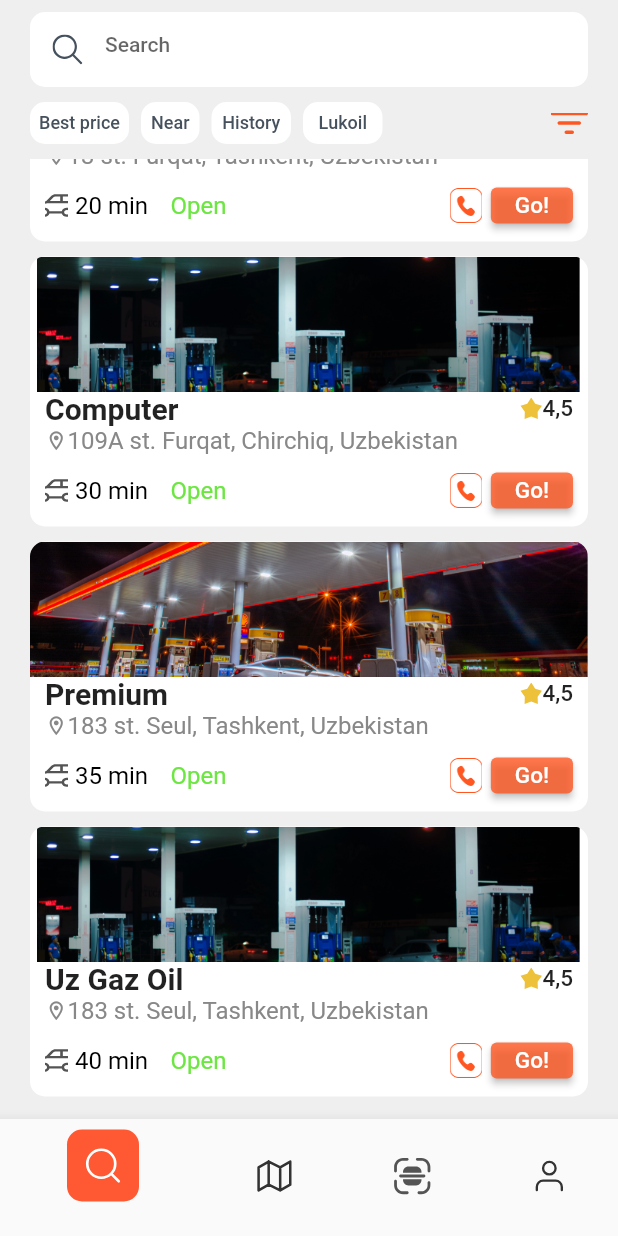
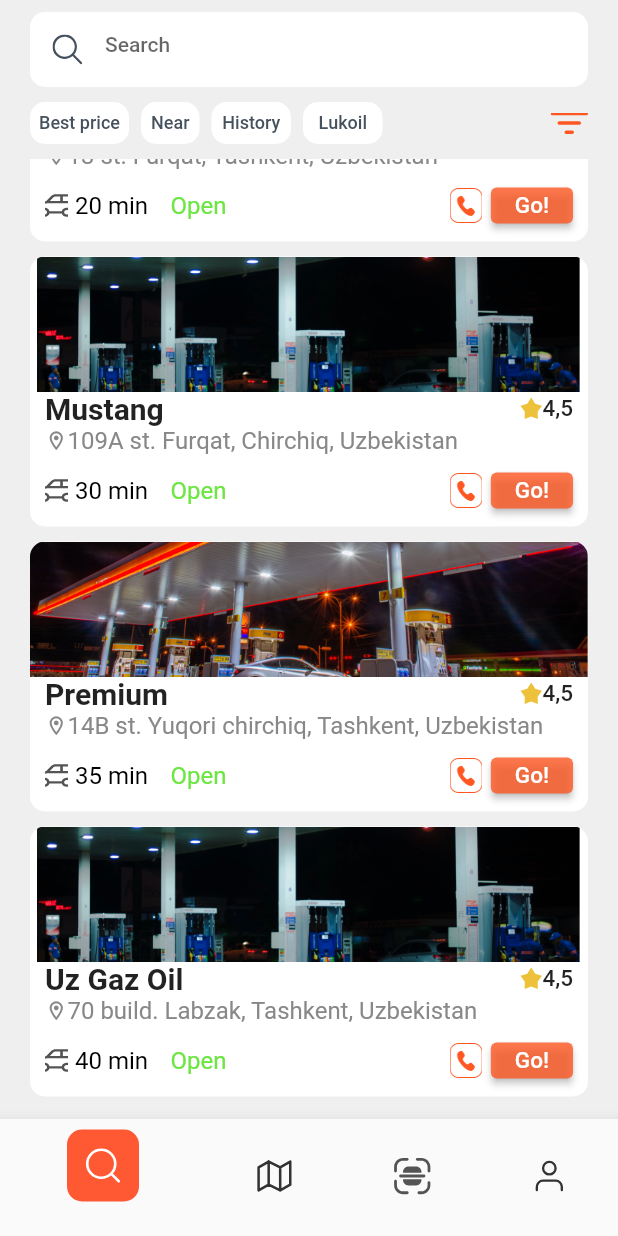
Before and after one commit to Boburbek6010/fuel_zone, a Flutter app: the screen it shows after launch, scrolled down 520 dp, on a phone screen of 412 x 824 dp. Run offline on Flutter 3.47's test engine with Material 2 defaults, Android fonts, the light colour scheme and no system bars; our stand-ins replace flutter_riverpod, flutter_svg, geolocator, google_maps_flutter, smooth_page_indicator; missing offline and left inert: a package; project files that could hold a hidden picture were left out.

Commit message:
7-commit, Boburbek, mock data updated

```diff
--- a/lib/src/data/mock_data.dart
+++ b/lib/src/data/mock_data.dart
@@ -34,8 +34,6 @@ List<Map<String, dynamic>> categoriesMock = [
   {
     "id": 4,
     "stationName": 'Mustang',
-    "address": '183 st. Seul, Tashkent, Uzbekistan',
-    "stationName": 'Computer',
     "address": '109A st. Furqat, Chirchiq, Uzbekistan',
     "time": '30 min',
     "openOrClose": 'Open',
@@ -45,10 +43,8 @@ List<Map<String, dynamic>> categoriesMock = [
 
   {
     "id": 5,
-    "stationName": 'Computer',
     "address": '14B st. Yuqori chirchiq, Tashkent, Uzbekistan',
     "stationName": 'Premium',
-    "address": '183 st. Seul, Tashkent, Uzbekistan',
     "time": '35 min',
     "openOrClose": 'Open',
     "locationNumber1": '',
@@ -57,10 +53,8 @@ List<Map<String, dynamic>> categoriesMock = [
 
   {
     "id": 6,
-    "stationName": 'Computer',
     "address": '70 build. Labzak, Tashkent, Uzbekistan',
     "stationName": 'Uz Gaz Oil',
-    "address": '183 st. Seul, Tashkent, Uzbekistan',
     "time": '40 min',
     "openOrClose": 'Open',
     "locationNumber1": '',
```
